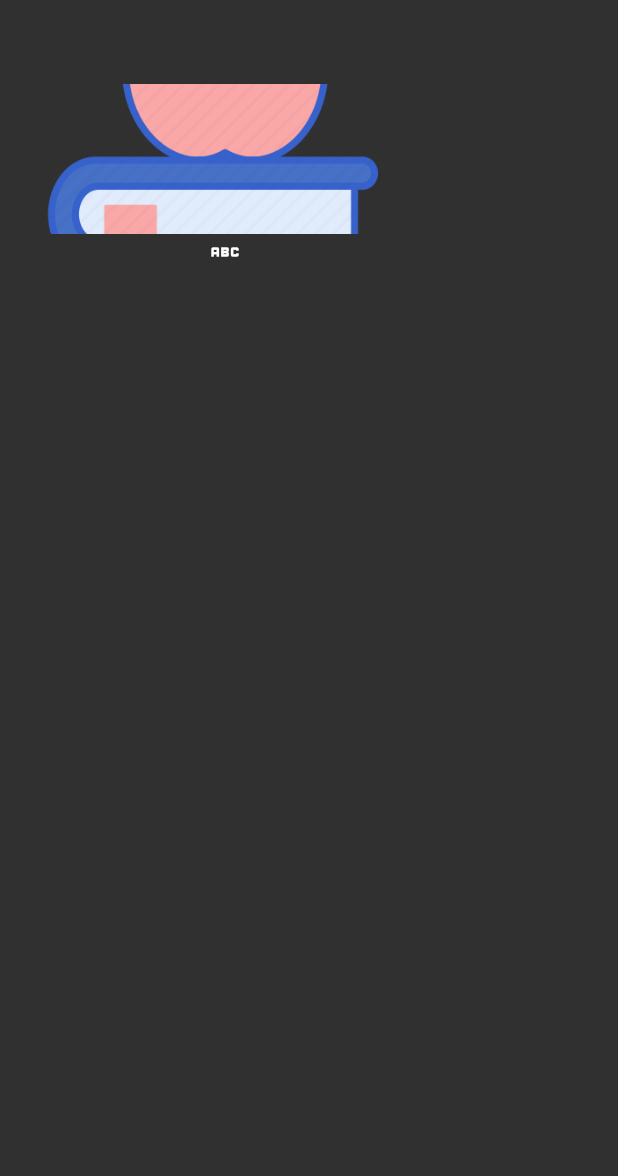
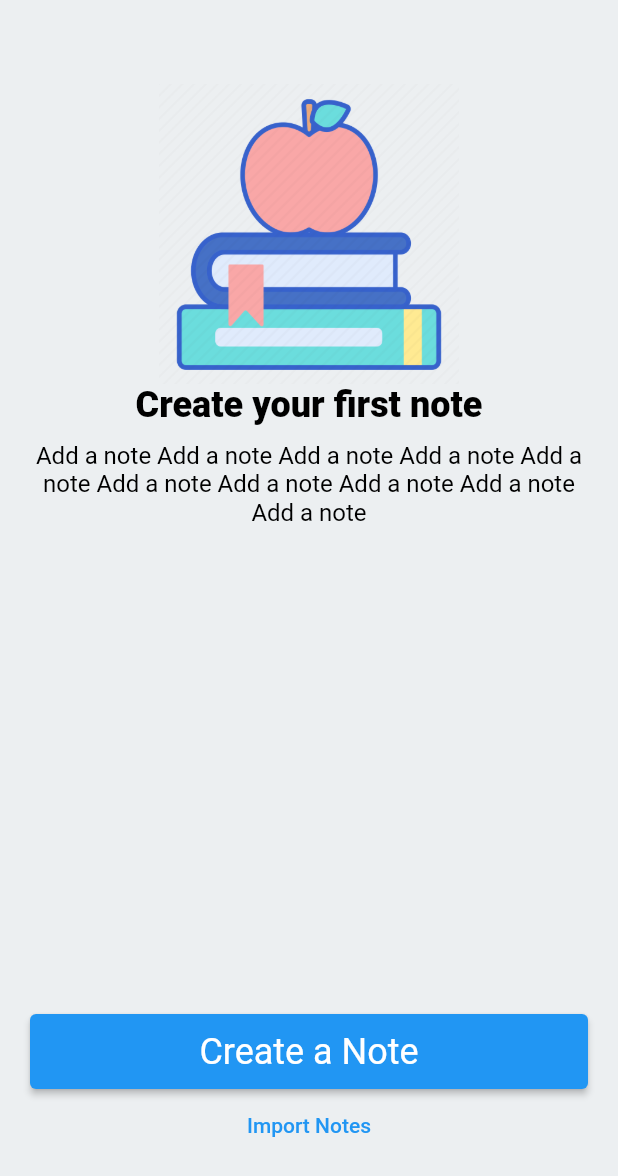
Before and after one commit to berkcangumusisik/100daysOfFlutter, a Flutter app: the screen it shows after launch, on a phone screen of 412 x 824 dp. Shown: the top 1176 px of the screen. Run offline on Flutter 3.47's test engine with Material 2 defaults, Android fonts, the phone set to English and light mode, and no system bars.

Commit message:
Day 23 Added.

```diff
--- a/flutter_full_learn/lib/Day22/imageLearn.dart
+++ b/flutter_full_learn/lib/Day22/imageLearn.dart
@@ -36,7 +36,11 @@ class PngImage extends StatelessWidget {
   final String name;
   @override
   Widget build(BuildContext context) {
-    return Image.asset(_nameWithPath, fit: BoxFit.cover);
+    return Image.asset(
+      _nameWithPath,
+      fit: BoxFit.cover,
+      width: 200,
+    );
   }
 
   String get _nameWithPath => 'assets/png/$name.png';
--- /dev/null
+++ b/flutter_full_learn/lib/Day23/notDemosView.dart
@@ -0,0 +1,100 @@
+import 'package:flutter/services.dart';
+import 'package:flutter/material.dart';
+import 'package:flutter_full_learn/Day22/imageLearn.dart';
+
+class NoteDemos extends StatelessWidget {
+  const NoteDemos({Key? key}) : super(key: key);
+  final _title = 'Create your first note';
+  final _description = 'Add a note ';
+  final _createNote = 'Create a Note';
+  final _importNotes = 'Import Notes';
+
+  @override
+  Widget build(BuildContext context) {
+    return Scaffold(
+      backgroundColor: Colors.blueGrey[50],
+      appBar: AppBar(
+        systemOverlayStyle: SystemUiOverlayStyle.dark,
+      ),
+      body: Padding(
+        padding: PaddingItems.horizontalPadding,
+        child: Column(
+          children: [
+            PngImage(name: ImageItems().appleBookWithoutPath),
+            _TitleWidget(title: _title),
+            Padding(
+                padding: PaddingItems.verticalPadding,
+                child: _SubTitleWidget(title: _description * 10)),
+            const Spacer(),
+            _createButton(context),
+            TextButton(onPressed: () {}, child: Text(_importNotes)),
+            const SizedBox(height: ButtonHeights.buttonNormalHeight),
+          ],
+        ),
+      ),
+    );
+  }
+
+  ElevatedButton _createButton(BuildContext context) {
+    return ElevatedButton(
+        onPressed: () {},
+        child: SizedBox(
+            height: ButtonHeights.buttonNormalHeight,
+            child: Center(
+                child: Text(
+              _createNote,
+              style: Theme.of(context).textTheme.headline5,
+            ))));
+  }
+}
+
+/// Center text widget
+class _SubTitleWidget extends StatelessWidget {
+  const _SubTitleWidget(
+      {Key? key, this.textAlign = TextAlign.center, required this.title})
+      : super(key: key);
+  final TextAlign textAlign;
+  final String title;
+
+  @override
+  Widget build(BuildContext context) {
+    return Text(
+      title,
+      textAlign: textAlign,
+      style: Theme.of(context)
+          .textTheme
+          .subtitle1
+          ?.copyWith(color: Colors.black, fontWeight: FontWeight.w400),
+    );
+  }
+}
+
+class _TitleWidget extends StatelessWidget {
+  const _TitleWidget({
+    Key? key,
+    required this.title,
+  }) : super(key: key);
+
+  final String title;
+
+  @override
+  Widget build(BuildContext context) {
+    return Text(
+      title,
+      style: Theme.of(context)
+          .textTheme
+          .headline5
+          ?.copyWith(color: Colors.black, fontWeight: FontWeight.w800),
+    );
+  }
+}
+
+class PaddingItems {
+  static const EdgeInsets horizontalPadding =
+      EdgeInsets.symmetric(horizontal: 20);
+  static const EdgeInsets verticalPadding = EdgeInsets.symmetric(vertical: 10);
+}
+
+class ButtonHeights {
+  static const double buttonNormalHeight = 50;
+}
--- a/flutter_full_learn/lib/main.dart
+++ b/flutter_full_learn/lib/main.dart
@@ -11,6 +11,7 @@ import 'package:flutter_full_learn/Day22/cardLearn.dart';
 import 'package:flutter_full_learn/Day21/paddingLearn.dart';
 import 'package:flutter_full_learn/Day21/statleessLearn.dart';
 import 'package:flutter_full_learn/Day22/imageLearn.dart';
+import 'package:flutter_full_learn/Day23/notDemosView.dart';
 
 void main() {
   runApp(MyApp());
@@ -34,7 +35,7 @@ class MyApp extends StatelessWidget {
           elevation: 0, // AppBar'ın yüksekliğini 0 yapar.
         ),
       ),
-      home: ImageLearn(),
+      home: NoteDemos(),
     );
   }
 }
```
Also changed, not shown: 1 other file.
